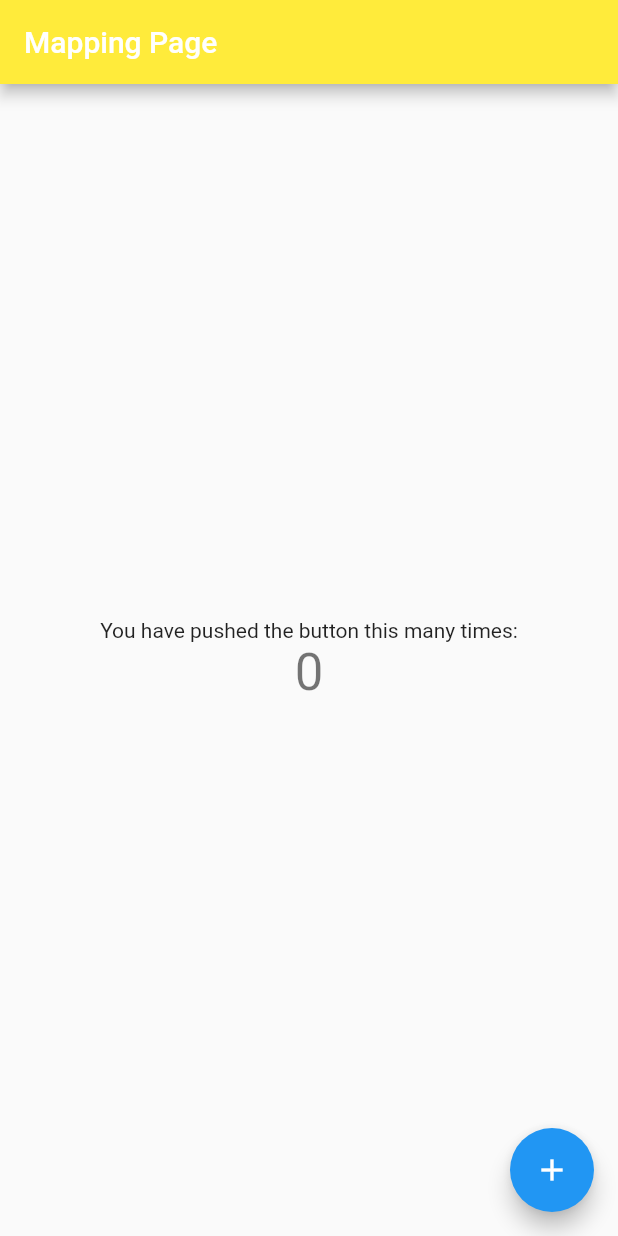
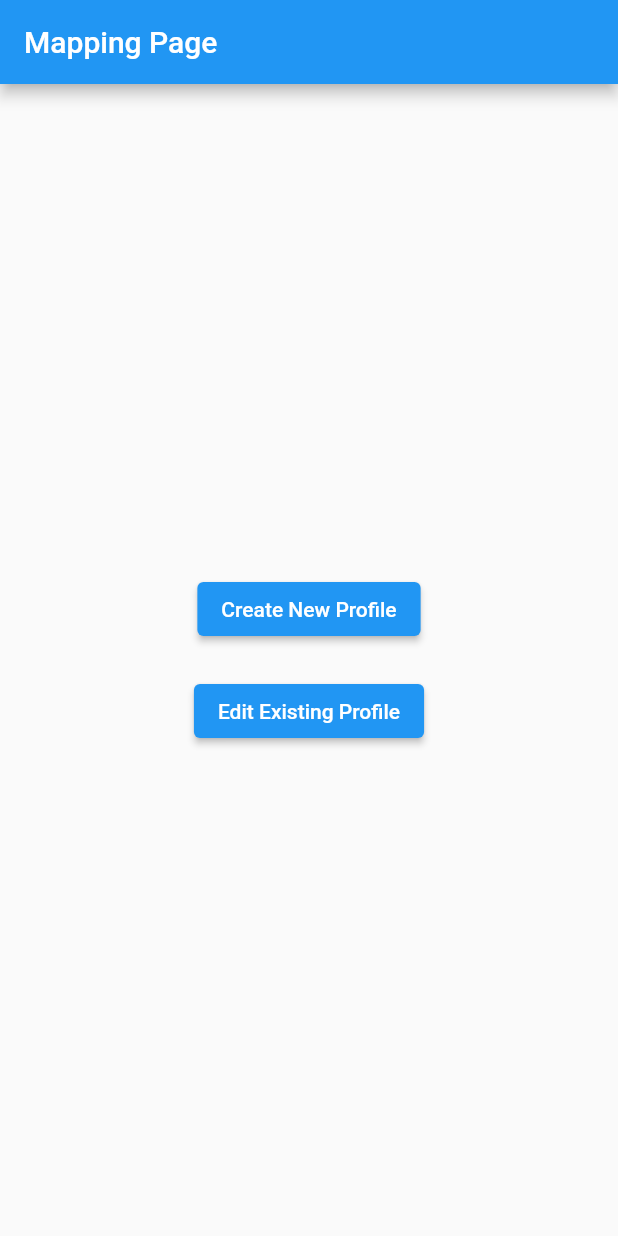
Before and after one commit to benteoh0707/Marker_Indoor_Nav, a Flutter app: the screen it shows after launch, on a phone screen of 412 x 824 dp. Run offline on Flutter 3.47's test engine with Material 2 defaults, Android fonts, the light colour scheme and no system bars; our stand-ins replace cloud_firestore, firebase_core, firebase_storage, image_picker, qr_flutter; accounts and stored records are empty.

```diff
--- a/marker_indoor_nav/lib/home.dart
+++ /dev/null
@@ -1,49 +0,0 @@
-import 'package:flutter/material.dart';
-
-class MyHomePage extends StatefulWidget {
-  const MyHomePage({super.key, required this.title});
-
-  final String title;
-
-  @override
-  State<MyHomePage> createState() => _MyHomePageState();
-}
-
-class _MyHomePageState extends State<MyHomePage> {
-  int _counter = 0;
-
-  void _incrementCounter() {
-    setState(() {
-      _counter++;
-    });
-  }
-
-  @override
-  Widget build(BuildContext context) {
-    return Scaffold(
-      appBar: AppBar(
-        backgroundColor: Colors.yellow,
-        title: Text(widget.title),
-      ),
-      body: Center(
-        child: Column(
-          mainAxisAlignment: MainAxisAlignment.center,
-          children: <Widget>[
-            const Text(
-              'You have pushed the button this many times:',
-            ),
-            Text(
-              '$_counter',
-              style: Theme.of(context).textTheme.headlineMedium,
-            ),
-          ],
-        ),
-      ),
-      floatingActionButton: FloatingActionButton(
-        onPressed: _incrementCounter,
-        tooltip: 'Increment',
-        child: const Icon(Icons.add),
-      ), // This trailing comma makes auto-formatting nicer for build methods.
-    );
-  }
-}
--- a/marker_indoor_nav/lib/main.dart
+++ b/marker_indoor_nav/lib/main.dart
@@ -1,6 +1,8 @@
+// ignore_for_file: prefer_const_constructors
+
 import 'package:firebase_core/firebase_core.dart';
 import 'package:flutter/material.dart';
-import 'package:marker_indoor_nav/home.dart';
+import 'package:marker_indoor_nav/mapping/home.dart';
 import 'firebase_options.dart';
 
 void main() async {
@@ -17,9 +19,10 @@ class MyApp extends StatelessWidget {
     return MaterialApp(
         title: 'Marker Based Indoor Navigation App',
         theme: ThemeData(primarySwatch: Colors.blue),
+        debugShowCheckedModeBanner: false,
         initialRoute: '/home',
         routes: {
-          '/home': (context) => const MyHomePage(title: 'Mapping Page'),
+          '/home': (context) => MappingPage(),
         });
   }
 }
--- /dev/null
+++ b/marker_indoor_nav/lib/mapping/home.dart
@@ -0,0 +1,47 @@
+// ignore_for_file: prefer_const_constructors, use_key_in_widget_constructors, library_private_types_in_public_api
+
+import 'package:flutter/material.dart';
+
+import 'package:marker_indoor_nav/mapping/building_profile.dart';
+
+class MappingPage extends StatefulWidget {
+  @override
+  _MappingPageState createState() => _MappingPageState();
+}
+
+class _MappingPageState extends State<MappingPage> {
+  @override
+  Widget build(BuildContext context) {
+    return Scaffold(
+      appBar: AppBar(
+        title: Text('Mapping Page'),
+      ),
+      body: Center(
+        child: Column(
+          mainAxisAlignment: MainAxisAlignment.center,
+          children: [
+            ElevatedButton(
+              onPressed: () {
+                Navigator.push(
+                  context,
+                  MaterialPageRoute(builder: (context) => CreateProfilePage()),
+                );
+              },
+              child: Text('Create New Profile'),
+            ),
+            SizedBox(height: 20),
+            ElevatedButton(
+              onPressed: () {
+                Navigator.push(
+                  context,
+                  MaterialPageRoute(builder: (context) => EditProfilePage()),
+                );
+              },
+              child: Text('Edit Existing Profile'),
+            ),
+          ],
+        ),
+      ),
+    );
+  }
+}
--- a/marker_indoor_nav/pubspec.yaml
+++ b/marker_indoor_nav/pubspec.yaml
@@ -36,10 +36,10 @@ dependencies:
   # Use with the CupertinoIcons class for iOS style icons.
   cupertino_icons: ^1.0.2
   firebase_core: ^2.21.0
-  flutter_tts: ^3.8.3
   cloud_firestore: ^4.12.2
   image_picker: ^1.0.4
   firebase_storage: ^11.4.1
+  qr_flutter: ^4.1.0
 
 dev_dependencies:
   flutter_test:
```
Also changed, not shown: marker_indoor_nav/lib/mapping/building_profile.dart (renamed from marker_indoor_nav/lib/building_profile.dart, +9 -2 lines), marker_indoor_nav/lib/mapping/map.dart (renamed from marker_indoor_nav/lib/map.dart, +107 -25 lines), marker_indoor_nav/pubspec.lock, 4 other files.
